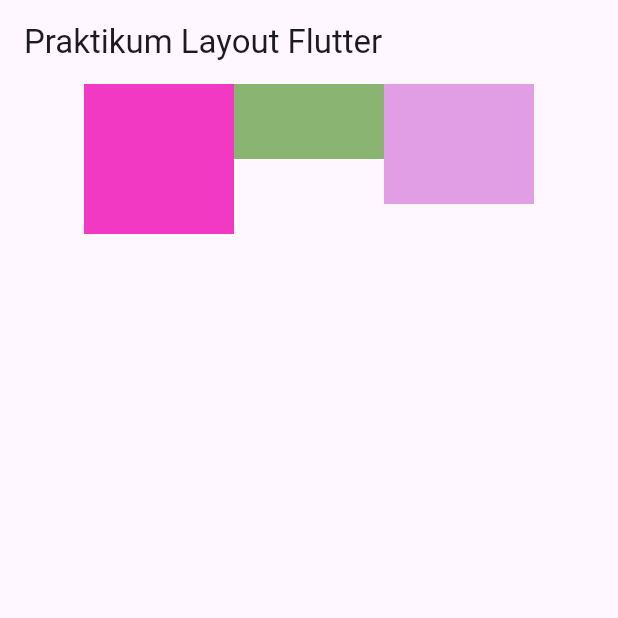
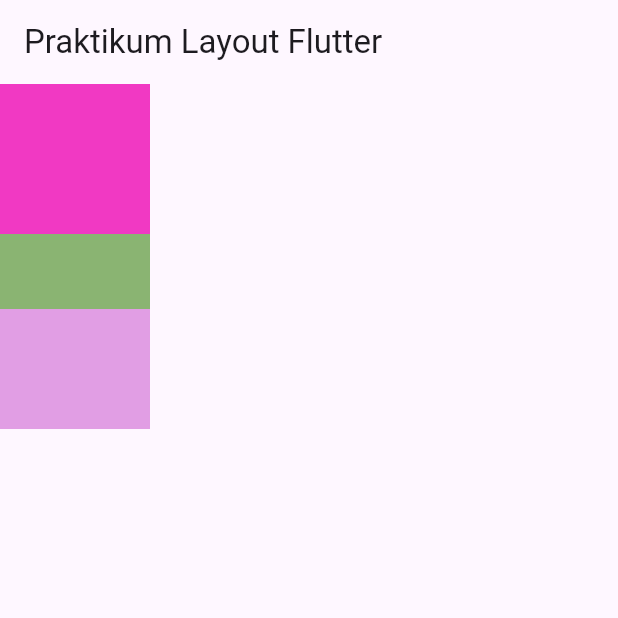
Before and after one commit to cantikawijaya/layout-flutter, a Flutter app: the screen it shows after launch, on a phone screen of 412 x 824 dp, the top half of it. Run offline on Flutter 3.47's test engine with Material 3 defaults, Android fonts, the phone set to English and light mode, and no system bars.

Commit message:
Part E Layout dengan column

```diff
--- a/lib/main.dart
+++ b/lib/main.dart
@@ -23,9 +23,7 @@ class HomePage extends StatelessWidget{
       appBar: AppBar(
         title: Text('Praktikum Layout Flutter'),
       ),
-      body: Row(
-        mainAxisAlignment: MainAxisAlignment.center,
-        crossAxisAlignment: CrossAxisAlignment.start,
+      body: Column(
         children: <Widget>[
           Container(color: Color.fromARGB(255, 241, 57, 195), height: 100, width: 100),
           Container(color: Color.fromARGB(255, 138, 180, 114), height: 50, width: 100),
```
